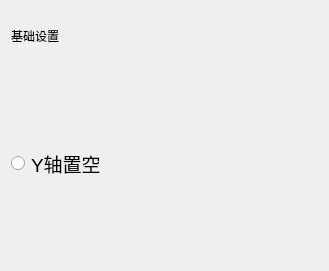
Old version of the form basicSetting.ui in the repository EchoPluslp/industrialVision.
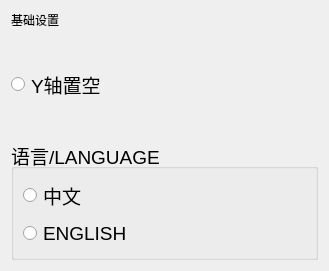
New version of the form.

Patch:
```diff
--- a/basicSetting.ui
+++ b/basicSetting.ui
@@ -15,15 +15,13 @@
   </property>
   <layout class="QGridLayout" name="gridLayout">
    <item row="0" column="0">
-    <layout class="QVBoxLayout" name="verticalLayout" stretch="2,8">
-     <item>
       <widget class="QLabel" name="label">
        <property name="text">
         <string>基础设置</string>
        </property>
       </widget>
      </item>
-     <item>
+   <item row="1" column="0">
       <widget class="QRadioButton" name="radioButton">
        <property name="sizePolicy">
         <sizepolicy hsizetype="Minimum" vsizetype="Expanding">
@@ -41,7 +39,33 @@
        </property>
       </widget>
      </item>
-    </layout>
+   <item row="2" column="0">
+    <widget class="QGroupBox" name="groupBox">
+     <property name="font">
+      <font>
+       <pointsize>14</pointsize>
+      </font>
+     </property>
+     <property name="title">
+      <string>语言/LANGUAGE</string>
+     </property>
+     <layout class="QVBoxLayout" name="verticalLayout">
+      <item>
+       <widget class="QRadioButton" name="radioButton_zh">
+        <property name="text">
+         <string>中文</string>
+        </property>
+       </widget>
+      </item>
+      <item>
+       <widget class="QRadioButton" name="radioButton_en">
+        <property name="text">
+         <string>ENGLISH</string>
+        </property>
+       </widget>
+      </item>
+     </layout>
+    </widget>
    </item>
   </layout>
  </widget>
```
Lines whose indentation alone changed are shown as unchanged.
